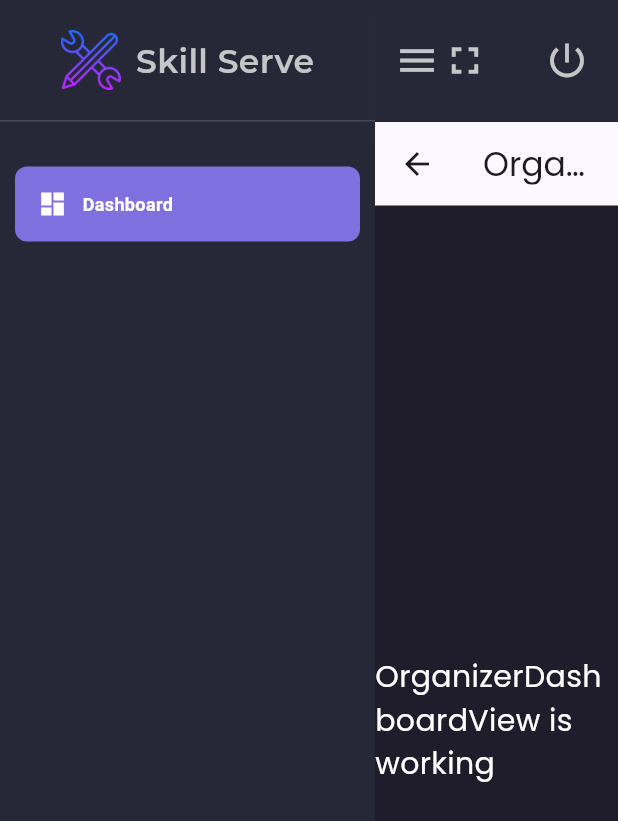
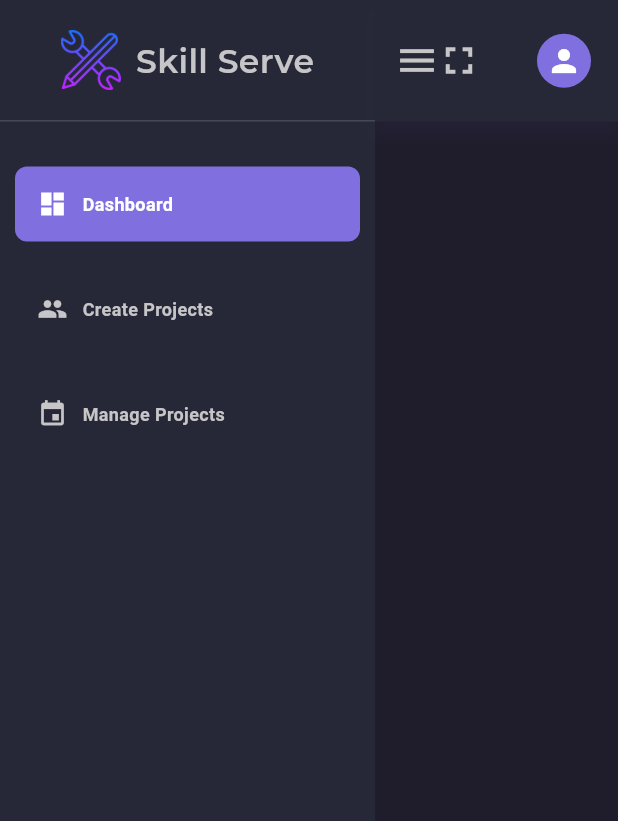
Before and after one commit to Khuza1ma/skill-serve, a Flutter app: the HomeView screen opened by its route, after a tap on the "fullscreen" icon, on a phone screen of 412 x 824 dp. Shown: the top 821 px of the screen. Run offline on Flutter 3.47's test engine with Material 3 defaults, Android fonts, the phone set to English and light mode, and no system bars; our stand-ins replace dio, fl_chart, flutter_form_builder, flutter_svg, form_builder_validators, get and 6 more; missing offline and left inert: encrypt, syncfusion_flutter_core; accounts and stored records are empty.

Commit message:
Feat: Added Create Project and Manage Project sections
- Created new modules for "Create Project" and "Manage Project" including their bindings, controllers, and views.
- Added routes for "/create-project" and "/manage-project" in `app_pages.dart` and `app_routes.dart`.
- Included new `SideBarTab` entries for `createProject` and `manageProject` in `HomeController`.
- Added corresponding menu items to the `SideMenu` for navigating to the new sections.
- Removed placeholder content from `OrganizerDashboardView`.
- Updated the profile avatar and details in `AppHeader` and `VolunteerDashboardView` to use `UserProvider.currentUser`.
- Modified the project stats layout and styling in `VolunteerDashboardView`.
- Replaced `web.document` calls for fullscreen functionality in `AppHeader`.
- Added a `PopupMenuButton` for the user profile and logout option in `AppHeader`.

```diff
--- a/lib/app/modules/home/controllers/home_controller.dart
+++ b/lib/app/modules/home/controllers/home_controller.dart
@@ -5,6 +5,8 @@ enum SideBarTab {
   projects,
   projectsDetails,
   appliedProjects,
+  createProject,
+  manageProject,
 }
 
 class HomeController extends GetxController {
--- a/lib/app/modules/organizer_dashboard/views/organizer_dashboard_view.dart
+++ b/lib/app/modules/organizer_dashboard/views/organizer_dashboard_view.dart
@@ -8,17 +8,6 @@ class OrganizerDashboardView extends GetView<OrganizerDashboardController> {
   const OrganizerDashboardView({super.key});
   @override
   Widget build(BuildContext context) {
-    return Scaffold(
-      appBar: AppBar(
-        title: const Text('OrganizerDashboardView'),
-        centerTitle: true,
-      ),
-      body: const Center(
-        child: Text(
-          'OrganizerDashboardView is working',
-          style: TextStyle(fontSize: 20),
-        ),
-      ),
-    );
+    return Container();
   }
 }
--- a/lib/app/modules/volunteer_dashboard/views/volunteer_dashboard_view.dart
+++ b/lib/app/modules/volunteer_dashboard/views/volunteer_dashboard_view.dart
@@ -1,3 +1,5 @@
+import 'package:skill_serve/app/data/local/user_provider.dart';
+
 import '../../../data/models/applied_project_model.dart';
 import '../controllers/volunteer_dashboard_controller.dart';
 import 'package:flutter/material.dart';
@@ -74,17 +76,19 @@ class VolunteerDashboardView extends GetView<VolunteerDashboardController> {
       child: Padding(
         padding: const EdgeInsets.all(20),
         child: Column(
+          spacing: 12,
           crossAxisAlignment: CrossAxisAlignment.start,
           children: [
             Row(
-              crossAxisAlignment: CrossAxisAlignment.start,
               children: [
-                // Profile Avatar
                 CircleAvatar(
                   radius: 40,
                   backgroundColor: AppColors.k806dff,
                   child: Text(
-                    controller.userProfile['name'].substring(0, 1),
+                    UserProvider.currentUser?.currentUsername
+                            ?.substring(0, 1)
+                            .toUpperCase() ??
+                        '',
                     style: const TextStyle(
                       fontSize: 32,
                       fontWeight: FontWeight.bold,
@@ -92,15 +96,13 @@ class VolunteerDashboardView extends GetView<VolunteerDashboardController> {
                     ),
                   ),
                 ),
-                const SizedBox(width: 20),
-
-                // Profile Details
+                const SizedBox(width: 16),
                 Expanded(
                   child: Column(
                     crossAxisAlignment: CrossAxisAlignment.start,
                     children: [
                       Text(
-                        controller.userProfile['name'],
+                        UserProvider.currentUser?.currentUsername ?? '',
                         style: const TextStyle(
                           fontSize: 22,
                           fontWeight: FontWeight.bold,
@@ -109,7 +111,7 @@ class VolunteerDashboardView extends GetView<VolunteerDashboardController> {
                       ),
                       const SizedBox(height: 4),
                       Text(
-                        controller.userProfile['email'],
+                        UserProvider.currentUser?.currentUserEmail ?? '',
                         style: const TextStyle(
                           fontSize: 16,
                           color: AppColors.kc6c6c8,
@@ -117,60 +119,40 @@ class VolunteerDashboardView extends GetView<VolunteerDashboardController> {
                       ),
                       const SizedBox(height: 4),
                       Text(
-                        'Volunteer ID: ${controller.userProfile['volunteerId']}',
+                        'Volunteer ID: ${UserProvider.currentUser?.currentUserId}',
                         style: const TextStyle(
                           fontSize: 14,
                           color: AppColors.kc6c6c8,
                         ),
                       ),
-                      const SizedBox(height: 12),
-                      Wrap(
-                        spacing: 8,
-                        runSpacing: 8,
-                        children:
-                            (controller.userProfile['skills'] as List<String>)
-                                .map((skill) => Chip(
-                                      label: Text(skill),
-                                      backgroundColor:
-                                          AppColors.k806dff.withOpacity(0.2),
-                                      labelStyle: const TextStyle(
-                                        color: AppColors.kFFFFFF,
+                    ],
                   ),
-                                    ))
-                                .toList(),
                 ),
               ],
             ),
-                ),
-
-                // Project Stats
-                Column(
-                  crossAxisAlignment: CrossAxisAlignment.end,
+            Row(
+              spacing: 12,
+              // mainAxisAlignment: MainAxisAlignment.spaceBetween,
               children: [
                 _buildStatItem(
                   'Applied Projects',
                   controller.totalAppliedProjects.toString(),
                   AppColors.k3B7DDD,
                 ),
-                    const SizedBox(height: 12),
                 _buildStatItem(
                   'Approved',
                   controller.getStatusCount('Approved').toString(),
                   AppColors.k1CBB8C,
                 ),
-                    const SizedBox(height: 12),
                 _buildStatItem(
                   'Pending',
                   controller.getStatusCount('Pending').toString(),
                   AppColors.kFCB92C,
                 ),
-                    const SizedBox(height: 12),
                 _buildStatItem(
                   'Rejected',
                   controller.getStatusCount('Rejected').toString(),
                   AppColors.kDC3545,
-                    ),
-                  ],
                 ),
               ],
             ),
@@ -182,6 +164,7 @@ class VolunteerDashboardView extends GetView<VolunteerDashboardController> {
 
   Widget _buildStatItem(String label, String value, Color color) {
     return Container(
+      width: 180,
       padding: const EdgeInsets.symmetric(horizontal: 16, vertical: 8),
       decoration: BoxDecoration(
         color: color.withOpacity(0.1),
@@ -193,7 +176,7 @@ class VolunteerDashboardView extends GetView<VolunteerDashboardController> {
           Text(
             value,
             style: TextStyle(
-              fontSize: 20,
+              fontSize: 28,
               fontWeight: FontWeight.bold,
               color: color,
             ),
@@ -202,7 +185,7 @@ class VolunteerDashboardView extends GetView<VolunteerDashboardController> {
           Text(
             label,
             style: TextStyle(
-              fontSize: 12,
+              fontSize: 16,
               color: color.withOpacity(0.8),
             ),
           ),
--- a/lib/app/routes/app_pages.dart
+++ b/lib/app/routes/app_pages.dart
@@ -2,10 +2,14 @@ import 'package:get/get.dart';
 
 import '../modules/applied_projects/bindings/applied_projects_binding.dart';
 import '../modules/applied_projects/views/applied_projects_view.dart';
+import '../modules/create_project/bindings/create_project_binding.dart';
+import '../modules/create_project/views/create_project_view.dart';
 import '../modules/home/bindings/home_binding.dart';
 import '../modules/home/views/home_view.dart';
 import '../modules/login/bindings/login_binding.dart';
 import '../modules/login/views/login_view.dart';
+import '../modules/manage_project/bindings/manage_project_binding.dart';
+import '../modules/manage_project/views/manage_project_view.dart';
 import '../modules/organizer_dashboard/bindings/organizer_dashboard_binding.dart';
 import '../modules/organizer_dashboard/views/organizer_dashboard_view.dart';
 import '../modules/projects/bindings/projects_binding.dart';
@@ -58,5 +62,15 @@ class AppPages {
       page: () => const OrganizerDashboardView(),
       binding: OrganizerDashboardBinding(),
     ),
+    GetPage(
+      name: _Paths.CREATE_PROJECT,
+      page: () => const CreateProjectView(),
+      binding: CreateProjectBinding(),
+    ),
+    GetPage(
+      name: _Paths.MANAGE_PROJECT,
+      page: () => const ManageProjectView(),
+      binding: ManageProjectBinding(),
+    ),
   ];
 }
--- a/lib/app/routes/app_routes.dart
+++ b/lib/app/routes/app_routes.dart
@@ -13,6 +13,8 @@ abstract class Routes {
   static const APPLIED_PROJECTS = _Paths.APPLIED_PROJECTS;
   static const LOGIN = _Paths.LOGIN;
   static const ORGANIZER_DASHBOARD = _Paths.ORGANIZER_DASHBOARD;
+  static const CREATE_PROJECT = _Paths.CREATE_PROJECT;
+  static const MANAGE_PROJECT = _Paths.MANAGE_PROJECT;
 }
 
 abstract class _Paths {
@@ -24,4 +26,6 @@ abstract class _Paths {
   static const APPLIED_PROJECTS = '/applied-projects';
   static const LOGIN = '/login';
   static const ORGANIZER_DASHBOARD = '/organizer-dashboard';
+  static const CREATE_PROJECT = '/create-project';
+  static const MANAGE_PROJECT = '/manage-project';
 }
--- a/lib/app/ui/components/app_header.dart
+++ b/lib/app/ui/components/app_header.dart
@@ -1,6 +1,7 @@
 import 'package:get/get.dart';
-import 'package:web/web.dart';
+import 'package:web/web.dart' as web;
 
+import '../../data/local/user_provider.dart';
 import '../../modules/home/controllers/home_controller.dart';
 import '../../constants/app_colors.dart';
 import 'package:flutter/material.dart';
@@ -79,9 +80,9 @@ class AppHeader extends StatelessWidget {
           IconButton(
             onPressed: () {
               if (controller.isFullScreen()) {
-                document.exitFullscreen();
+                web.document.exitFullscreen();
               } else {
-                document.documentElement?.requestFullscreen();
+                web.document.documentElement?.requestFullscreen();
               }
               controller.isFullScreen.toggle();
             },
@@ -92,8 +93,85 @@ class AppHeader extends StatelessWidget {
             ),
           ),
           const SizedBox(width: 20),
-          IconButton(
-            onPressed: () {
+          PopupMenuButton<String>(
+            offset: const Offset(0, 40),
+            tooltip: 'Show Profile',
+            icon: const CircleAvatar(
+              backgroundColor: AppColors.k806dff,
+              radius: 18,
+              child: Icon(
+                Icons.person,
+                color: Colors.white,
+                size: 24,
+              ),
+            ),
+            itemBuilder: (BuildContext context) => <PopupMenuEntry<String>>[
+              PopupMenuItem<String>(
+                value: 'profile',
+                enabled: false,
+                child: Row(
+                  children: [
+                    CircleAvatar(
+                      radius: 20,
+                      backgroundColor: AppColors.k806dff,
+                      child: Text(
+                        UserProvider.currentUser?.currentUsername
+                                ?.substring(0, 1)
+                                .toUpperCase() ??
+                            '',
+                        style: const TextStyle(
+                          fontSize: 20,
+                          fontWeight: FontWeight.bold,
+                          color: AppColors.kFFFFFF,
+                        ),
+                      ),
+                    ),
+                    SizedBox(width: 8),
+                    Expanded(
+                      child: Column(
+                        crossAxisAlignment: CrossAxisAlignment.start,
+                        children: [
+                          Text(
+                            UserProvider.currentUser?.currentUsername ?? '',
+                            style: const TextStyle(
+                              fontSize: 20,
+                              fontWeight: FontWeight.bold,
+                              color: AppColors.k806dff,
+                            ),
+                          ),
+                          const SizedBox(height: 4),
+                          Text(
+                            UserProvider.currentUser?.currentUserEmail ?? '',
+                            style: const TextStyle(
+                              fontSize: 14,
+                              color: AppColors.k262837,
+                            ),
+                          ),
+                        ],
+                      ),
+                    ),
+                  ],
+                ),
+              ),
+              PopupMenuDivider(),
+              PopupMenuItem<String>(
+                value: 'logout',
+                child: Row(
+                  children: [
+                    Icon(Icons.power_settings_new, color: AppColors.kFF0000),
+                    SizedBox(width: 8),
+                    Text(
+                      'Logout',
+                      style: TextStyle(
+                        color: AppColors.kFF0000,
+                      ),
+                    ),
+                  ],
+                ),
+              ),
+            ],
+            onSelected: (String value) {
+              if (value == 'logout') {
                 showCustomModal(
                   title: 'Confirm Logout',
                   content: 'Are you sure you want to logout? ',
@@ -106,12 +184,9 @@ class AppHeader extends StatelessWidget {
                   modalState: ModalState.PRIMARY,
                   alignment: Alignment.center,
                 );
+              }
+              // Handle other menu options here
             },
-            icon: const Icon(
-              Icons.power_settings_new,
-              size: 30,
-            ),
-            color: AppColors.kc6c6c8,
           ),
           const SizedBox(width: 10),
         ],
--- a/lib/app/ui/components/side_menu.dart
+++ b/lib/app/ui/components/side_menu.dart
@@ -107,6 +107,18 @@ class SideBar extends StatelessWidget {
         tab: SideBarTab.dashboard,
         route: Routes.ORGANIZER_DASHBOARD,
       ),
+      _buildMenuItem(
+        icon: Icons.group,
+        label: 'Create Projects',
+        tab: SideBarTab.createProject,
+        route: Routes.CREATE_PROJECT,
+      ),
+      _buildMenuItem(
+        icon: Icons.event,
+        label: 'Manage Projects',
+        tab: SideBarTab.manageProject,
+        route: Routes.MANAGE_PROJECT,
+      ),
     ];
   }
 
```
Also changed, not shown: lib/app/modules/create_project/bindings/create_project_binding.dart (added, +12 -0 lines), lib/app/modules/create_project/controllers/create_project_controller.dart (added, +23 -0 lines), lib/app/modules/create_project/views/create_project_view.dart (added, +13 -0 lines), lib/app/modules/manage_project/bindings/manage_project_binding.dart (added, +12 -0 lines), lib/app/modules/manage_project/controllers/manage_project_controller.dart (added, +23 -0 lines), lib/app/modules/manage_project/views/manage_project_view.dart (added, +13 -0 lines). Lines whose indentation alone changed are shown as unchanged.
